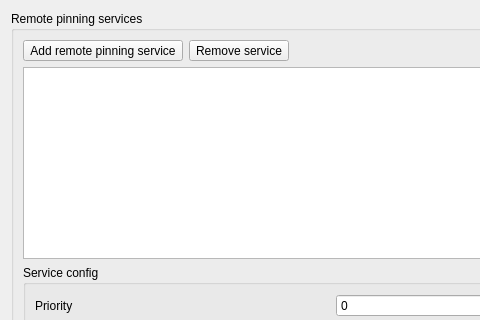
Above: galacteek/ui/forms/settings_pinning.ui from pinnaculum/galacteek before the change; both pictures show x 0 to 480 and y 0 to 320 of the 665 by 512 pixel window. Below: the same form after it.
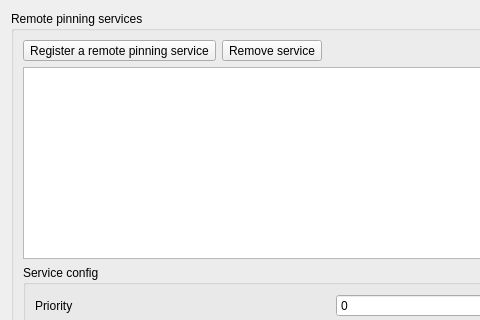
That is the form after the change. Icons and pictures are not drawn.

Commit message: Change the CSS of the RPS dialog

Diff of the .ui file:
```diff
--- a/galacteek/ui/forms/settings_pinning.ui
+++ b/galacteek/ui/forms/settings_pinning.ui
@@ -27,7 +27,7 @@
           <item>
            <widget class="QToolButton" name="rPinServiceAddButton">
             <property name="text">
-             <string>Add remote pinning service</string>
+             <string>Register a remote pinning service</string>
             </property>
             <property name="icon">
              <iconset resource="../galacteek.qrc">
```
Left out of the diff: 2 changed lines with no effect on the pictures. The commit also changes 5 other files.
